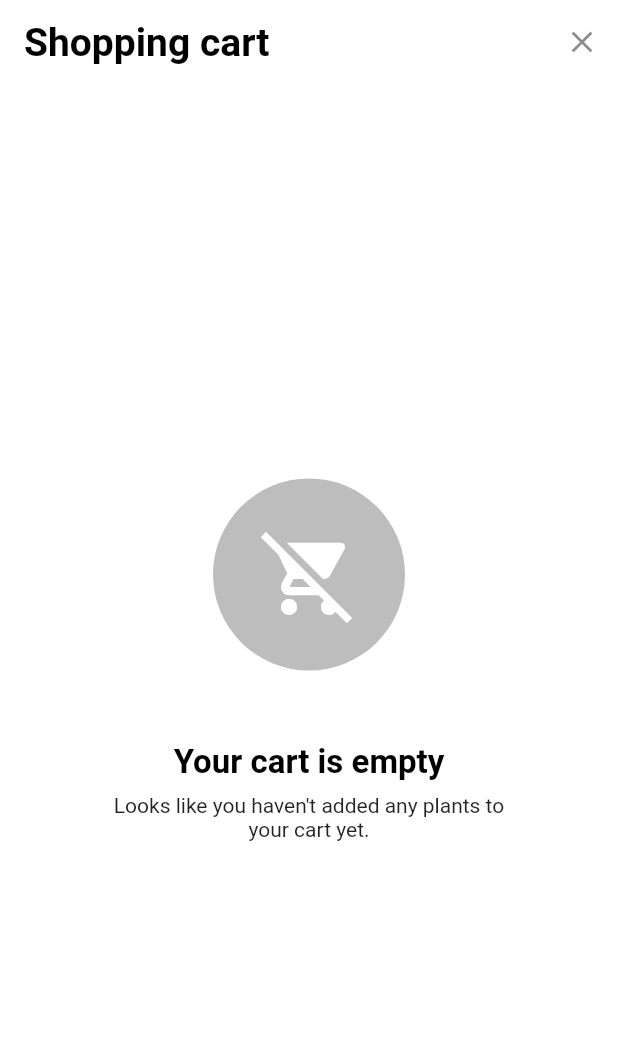
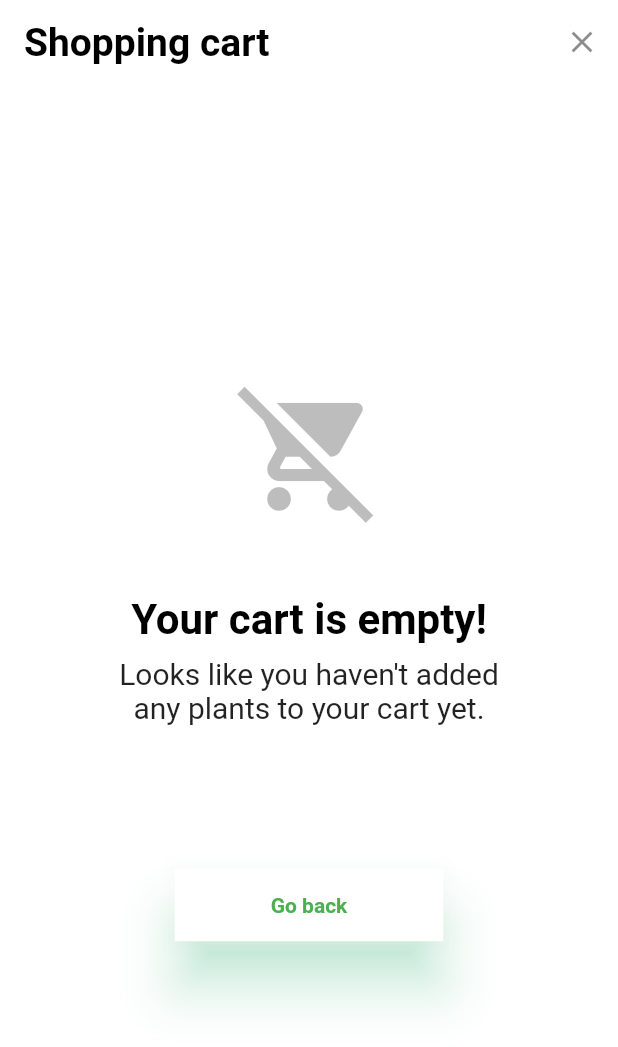
Before and after one commit to Ivaskuu/plantly, a Flutter app: the CartPage screen opened directly, on a phone screen of 412 x 824 dp. Shown: the top 1047 px of the screen. Run offline on Flutter 3.47's test engine with Material 2 defaults, Android fonts, the phone set to English and light mode, and no system bars; missing offline and left inert: zoomable_image.

Commit message:
Better shadows, better no items cart page, and 19.5:9 (iphone x) screenshots

```diff
--- a/lib/pages/cart_page/cart_item.dart
+++ b/lib/pages/cart_page/cart_item.dart
@@ -14,9 +14,10 @@ class CartItem extends StatelessWidget
       margin: new EdgeInsets.symmetric(horizontal: 16.0, vertical: 8.0),
       child: new Material
       (
-        elevation: 8.0,
+        elevation: 30.0,
+        shadowColor: Colors.black54,
         color: Colors.white,
-        borderRadius: new BorderRadius.circular(12.0),
+        borderRadius: new BorderRadius.circular(6.0),
         child: new Padding
         (
           padding: new EdgeInsets.symmetric(vertical: 6.0),
--- a/lib/pages/cart_page/cart_page.dart
+++ b/lib/pages/cart_page/cart_page.dart
@@ -55,7 +55,7 @@ class _CartPageState extends State<CartPage>
               child: new Padding
               (
                 padding: const EdgeInsets.all(24.0),
-                child: new Text('Buy Now \$${calculateFinalPrice().toStringAsFixed(2)}', style: new TextStyle(color: Colors.white, fontSize: 20.0, fontWeight: FontWeight.w600)),
+                child: new Text('Buy Now (\$${calculateFinalPrice().toStringAsFixed(2)})', style: new TextStyle(color: Colors.white, fontSize: 20.0, fontWeight: FontWeight.w600)),
               ),
             ),
           ),
@@ -96,20 +96,34 @@ class _CartPageState extends State<CartPage>
               crossAxisAlignment: CrossAxisAlignment.center,
               children: <Widget>
               [
-                new CircleAvatar
-                (
-                  radius: 64.0,
-                  backgroundColor: Colors.black26,
-                  child: new Icon(Icons.remove_shopping_cart, color: Colors.white, size: 64.0),
-                ),
+                new Icon(Icons.remove_shopping_cart, color: Colors.black26, size: 96.0),
                 new Padding(padding: new EdgeInsets.only(bottom: 48.0)),
-                new Text('Your cart is empty', style: new TextStyle(color: Colors.black, fontWeight: FontWeight.w700, fontSize: 22.0)),
+                new Text('Your cart is empty!', style: new TextStyle(color: Colors.black, fontWeight: FontWeight.w700, fontSize: 28.0)),
                 new Padding(padding: new EdgeInsets.only(bottom: 8.0)),
                 new Container
                 (
                   margin: new EdgeInsets.symmetric(horizontal: 64.0),
-                  child: new Text('Looks like you haven\'t added any plants to your cart yet.', textAlign: TextAlign.center, style: new TextStyle()),
+                  child: new Text('Looks like you haven\'t added any plants to your cart yet.', textAlign: TextAlign.center, style: new TextStyle(fontSize: 20.0)),
                 ),
+                new Padding(padding: new EdgeInsets.only(bottom: 96.0)),
+                new Container
+                (
+                  child: new Material
+                  (
+                    elevation: 16.0,
+                    shadowColor: new Color(0x7000E676),
+                    color: Colors.white,
+                    child: new InkWell
+                    (
+                      onTap: () => Navigator.of(context).pop(),
+                      child: new Padding
+                      (
+                        padding: const EdgeInsets.symmetric(horizontal: 64.0, vertical: 16.0),
+                        child: new Text('Go back', style: new TextStyle(color: Colors.green, fontWeight: FontWeight.w700)),
+                      ),
+                    ),
+                  ),
+                )
               ],
             ),
           )
--- a/lib/pages/zoomable_image_page.dart
+++ b/lib/pages/zoomable_image_page.dart
@@ -24,7 +24,7 @@ class ZoomableImagePage extends StatelessWidget
               child: new Hero
               (
                 tag: imgPath,
-                child: new ZoomableImage(new AssetImage(imgPath), scale: 1.5),
+                child: new ZoomableImage(new AssetImage(imgPath), scale: 3.0),
               ),
             ),
             new Align
```
Also changed, not shown: 5 other files.
